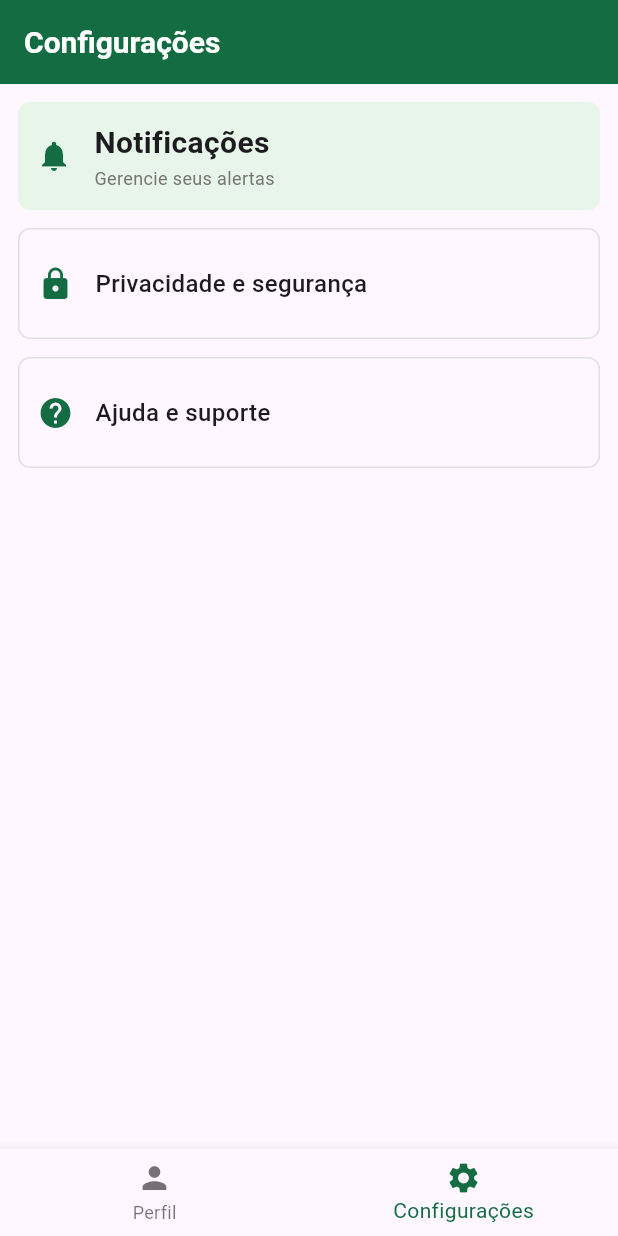
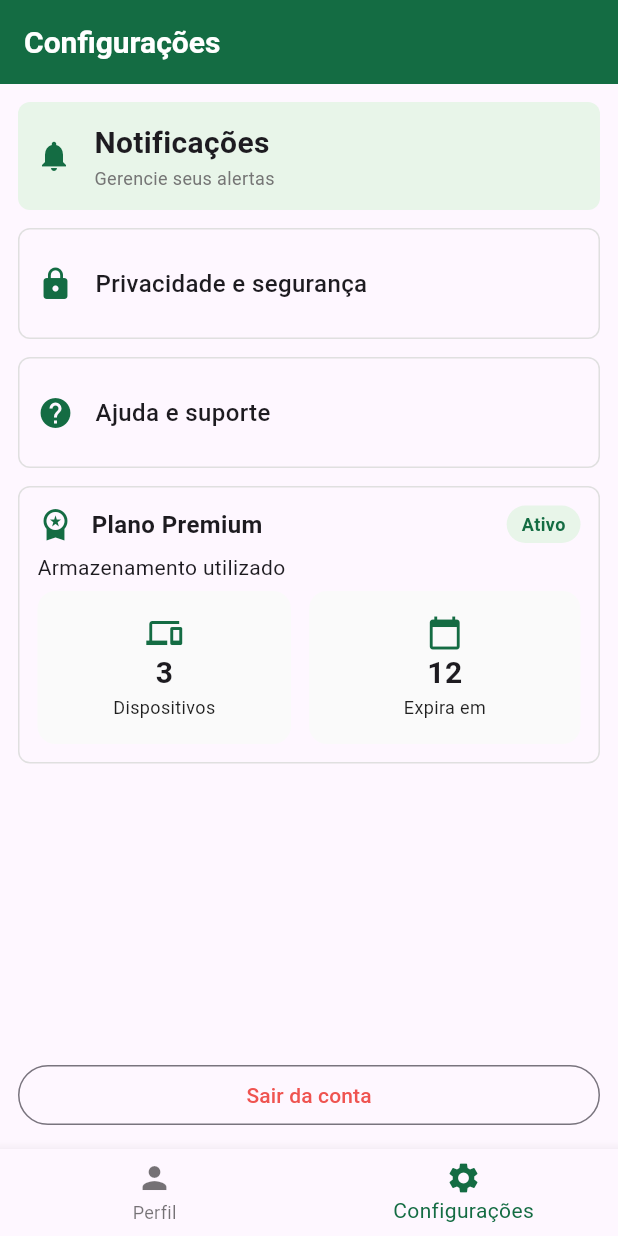
Before and after one commit to lucas-portella/aulas-flutter, a Flutter app: the screen it shows after launch, on a phone screen of 412 x 824 dp. Run offline on Flutter 3.47's test engine with Material 3 defaults, Android fonts, the phone set to English and light mode, and no system bars.

Commit message:
feat:  adição do último card e OutlinedButtom

```diff
--- a/aula2/lib/main.dart
+++ b/aula2/lib/main.dart
@@ -151,6 +151,140 @@ class MyApp extends StatelessWidget {
                     ],
                   ),
                 ),
+                Container(
+                  padding: EdgeInsets.all(12),
+                  margin: EdgeInsets.only(bottom: 12),
+                  decoration: BoxDecoration(
+                    border: Border.all(color: Colors.grey.shade300),
+                    borderRadius: BorderRadius.all(Radius.circular(8)),
+                  ),
+                  child: Column(
+                    crossAxisAlignment: CrossAxisAlignment.start,
+                    children: [
+                      Row(
+                        children: [
+                          Padding(
+                            padding: EdgeInsetsGeometry.only(right: 12),
+                            child: Icon(
+                              Icons.workspace_premium,
+                              color: greenColor,
+                            ),
+                          ),
+                          Text(
+                            'Plano Premium',
+                            style: TextStyle(
+                              fontSize: 16,
+                              fontWeight: FontWeight.w600,
+                            ),
+                          ),
+                          Spacer(),
+                          Container(
+                            padding: EdgeInsets.symmetric(
+                              vertical: 4,
+                              horizontal: 10,
+                            ),
+                            decoration: BoxDecoration(
+                              color: Colors.green.shade50,
+                              borderRadius: BorderRadius.all(
+                                Radius.circular(20),
+                              ),
+                            ),
+                            child: Text(
+                              'Ativo',
+                              style: TextStyle(
+                                fontSize: 12,
+                                fontWeight: FontWeight.w600,
+                                color: greenColor,
+                              ),
+                            ),
+                          ),
+                        ],
+                      ),
+                      Padding(
+                        padding: EdgeInsets.symmetric(vertical: 6),
+                        child: Text('Armazenamento utilizado'),
+                      ),
+                      Row(
+                        children: [
+                          Expanded(
+                            child: Container(
+                              margin: EdgeInsets.only(right: 12),
+                              padding: EdgeInsets.all(16),
+                              decoration: BoxDecoration(
+                                color: Colors.grey.shade50,
+                                borderRadius: BorderRadius.all(
+                                  Radius.circular(12),
+                                ),
+                              ),
+                              child: Column(
+                                mainAxisSize: MainAxisSize.min,
+                                children: [
+                                  Icon(Icons.devices, color: greenColor),
+                                  Text(
+                                    '3',
+                                    style: TextStyle(
+                                      fontSize: 20,
+                                      fontWeight: FontWeight.w600,
+                                    ),
+                                  ),
+                                  Text(
+                                    'Dispositivos',
+                                    style: TextStyle(
+                                      fontSize: 12,
+                                      color: Color(0xFF1F1F1F),
+                                    ),
+                                  ),
+                                ],
+                              ),
+                            ),
+                          ),
+                          Expanded(
+                            child: Container(
+                              padding: EdgeInsets.all(16),
+                              decoration: BoxDecoration(
+                                color: Colors.grey.shade50,
+                                borderRadius: BorderRadius.all(
+                                  Radius.circular(12),
+                                ),
+                              ),
+                              child: Column(
+                                mainAxisSize: MainAxisSize.min,
+                                children: [
+                                  Icon(Icons.calendar_today, color: greenColor),
+                                  Text(
+                                    '12',
+                                    style: TextStyle(
+                                      fontSize: 20,
+                                      fontWeight: FontWeight.w600,
+                                    ),
+                                  ),
+                                  Text(
+                                    'Expira em',
+                                    style: TextStyle(
+                                      fontSize: 12,
+                                      color: Color(0xFF1F1F1F),
+                                    ),
+                                  ),
+                                ],
+                              ),
+                            ),
+                          ),
+                        ],
+                      ),
+                    ],
+                  ),
+                ),
+                Spacer(),
+                SizedBox(
+                  width: double.infinity,
+                  child: OutlinedButton(
+                    onPressed: () {},
+                    child: Text(
+                      'Sair da conta',
+                      style: TextStyle(color: Colors.red.shade400),
+                    ),
+                  ),
+                ),
               ],
             ),
           ),
```
